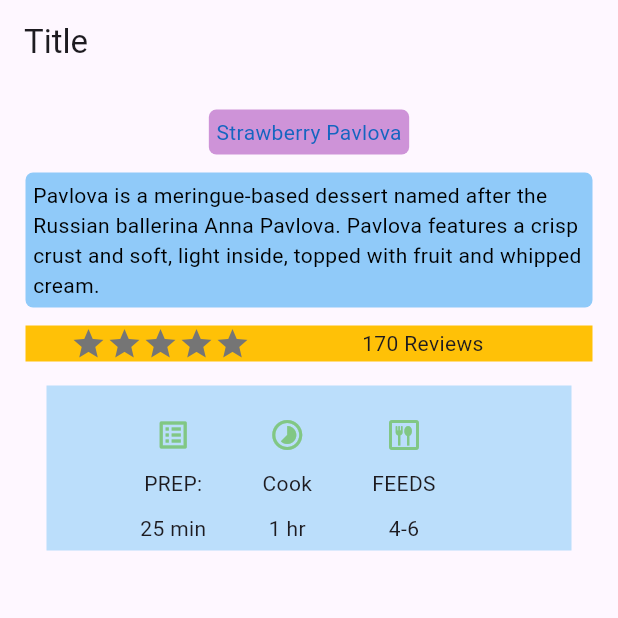
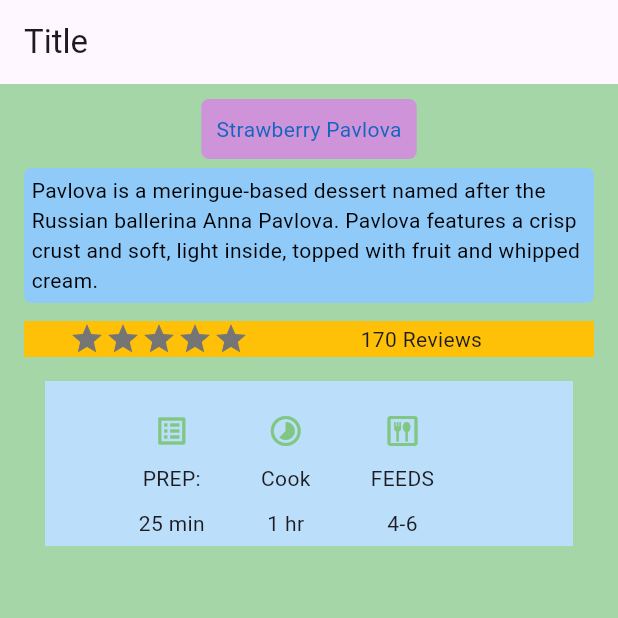
Before and after one commit to Abdelali-ghs/Flutter-Project, a Flutter app: the screen it shows after launch, on a phone screen of 412 x 824 dp, the top half of it. Run offline on Flutter 3.47's test engine with Material 3 defaults, Android fonts, the phone set to English and light mode, and no system bars.

Commit message:
Exemple Part 1 modif2

```diff
--- a/lib/main.dart
+++ b/lib/main.dart
@@ -288,13 +288,12 @@ class MyApp extends StatelessWidget {
       // )
 
       Container(
-        margin: EdgeInsets.all(6),
-        padding: EdgeInsets.all(5),
+        color: Colors.green[200],
+        padding: EdgeInsets.all(10),
         child: Column(
           children: [
             Container(
-              margin: EdgeInsets.all(6),
-              padding: EdgeInsets.all(5),
+              padding: EdgeInsets.all(10),
               decoration: BoxDecoration(color: Colors.purple[200], borderRadius: BorderRadius.circular(5),),
               child:Text("Strawberry Pavlova", style: TextStyle(color: Colors.blue[800]),),
             ),
@@ -315,7 +314,7 @@ class MyApp extends StatelessWidget {
                   Icon(Icons.star, color: Colors.grey[600],),
                   Icon(Icons.star, color: Colors.grey[600],),
                   Icon(Icons.star, color: Colors.grey[600],),
-                  Text("                    170 Reviews"),
+                  Text("                    170 Reviews",),
                 ],
               ),
             ),
```
